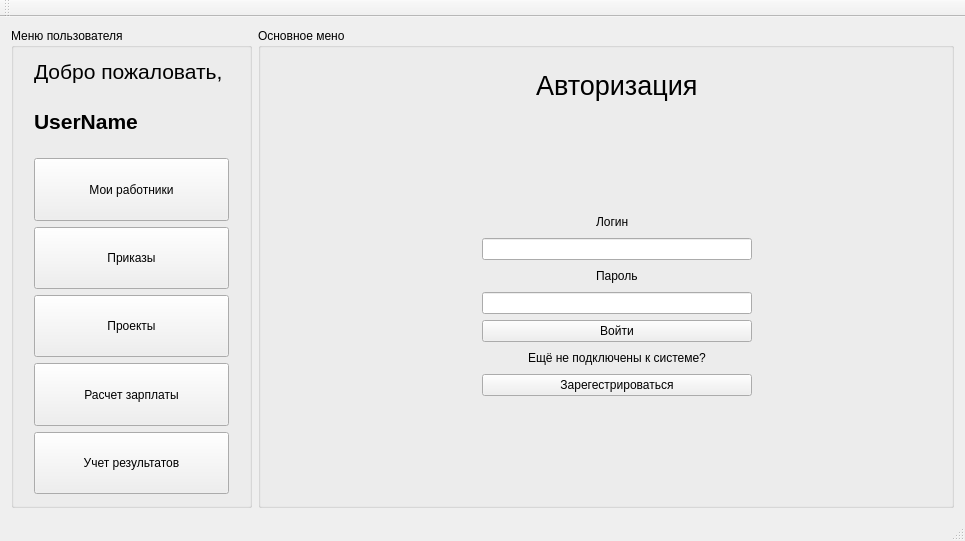
First picture: the form in salary/salary.ui, repository a-mihaylov/salary, before the edit.
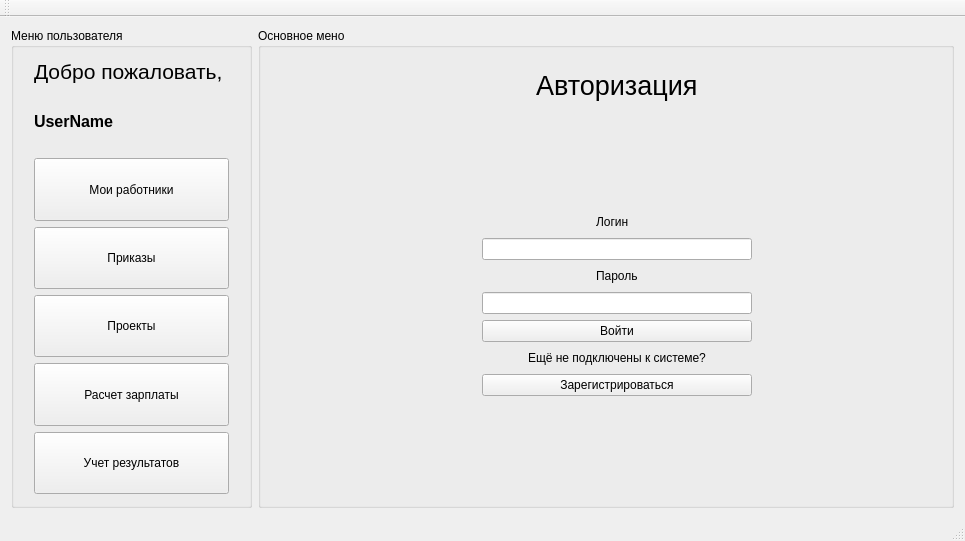
Second picture: the form after the edit.

The edit to the form file:
```diff
--- a/salary/salary.ui
+++ b/salary/salary.ui
@@ -70,7 +70,7 @@
          </property>
          <property name="font">
           <font>
-           <pointsize>16</pointsize>
+           <pointsize>12</pointsize>
            <weight>75</weight>
            <bold>true</bold>
           </font>
@@ -653,7 +653,7 @@
                <item row="6" column="0" colspan="5">
                 <widget class="QPushButton" name="enter_registration">
                  <property name="text">
-                  <string>Зарегестрироваться</string>
+                  <string>Зарегистрироваться</string>
                  </property>
                 </widget>
                </item>
```
